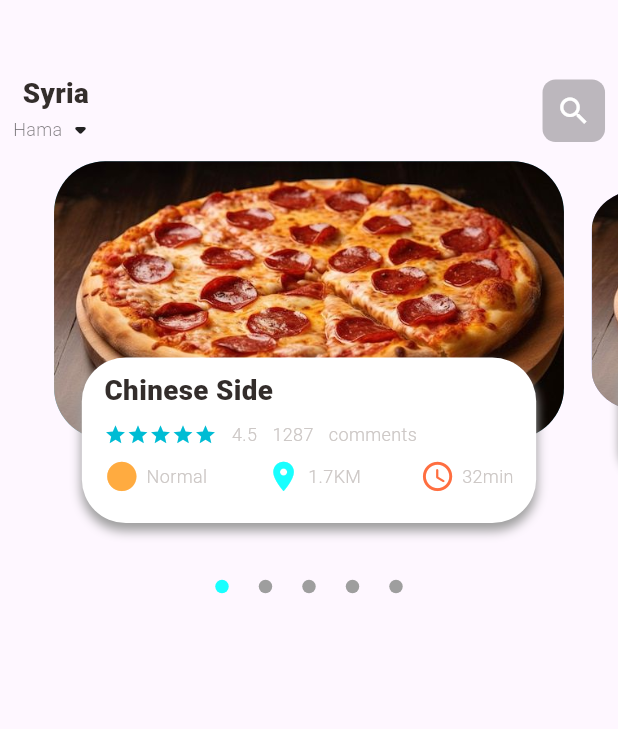
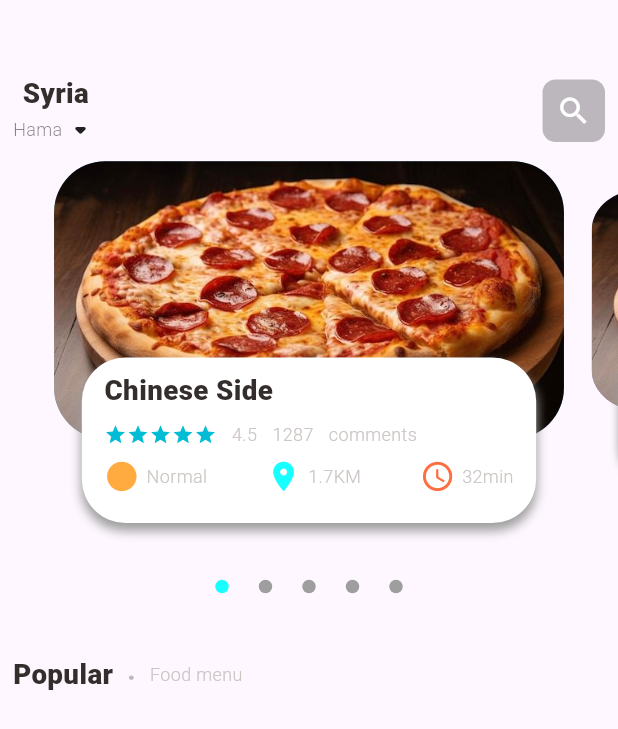
Before and after one commit to Kaser-slaiby/food_delivery, a Flutter app: the screen it shows after launch, on a phone screen of 412 x 824 dp. Shown: the top 729 px of the screen. Run offline on Flutter 3.47's test engine with Material 3 defaults, Android fonts, the phone set to English and light mode, and no system bars; drawn by our look-alikes of dots_indicator; our stand-ins replace get.

Commit message:
add popular text

```diff
--- a/lib/home/food_page_body.dart
+++ b/lib/home/food_page_body.dart
@@ -57,6 +57,35 @@ class _FoodPageBodyState extends State<FoodPageBody> {
           ),
         ),
         //Popular text
+        SizedBox(
+          height: Dimensions.height30,
+        ),
+        Container(
+          margin: EdgeInsets.only(left: Dimensions.width20),
+          child: Row(
+            crossAxisAlignment: CrossAxisAlignment.end,
+            children: [
+              BigText(text: "Popular"),
+              SizedBox(
+                width: Dimensions.width10,
+              ),
+              Container(
+                margin: const EdgeInsets.only(bottom: 3),
+                child: BigText(
+                  text: ".",
+                  color: Colors.black26,
+                ),
+              ),
+              SizedBox(
+                width: Dimensions.width10,
+              ),
+              Container(
+                margin: const EdgeInsets.only(bottom: 5),
+                child: SmallText(text: "Food menu"),
+              )
+            ],
+          ),
+        )
       ],
     );
   }
@@ -100,9 +129,10 @@ class _FoodPageBodyState extends State<FoodPageBody> {
         children: [
           Container(
             height: Dimensions.pageViewContainer,
-            margin: EdgeInsets.only(left: Dimensions.width10, right: Dimensions.width10),
+            margin: EdgeInsets.only(
+                left: Dimensions.width10, right: Dimensions.width10),
             decoration: BoxDecoration(
-                borderRadius: BorderRadius.circular(Dimensions.radius35 ),
+                borderRadius: BorderRadius.circular(Dimensions.radius35),
                 color: index.isEven ? Color(0xFF69c5df) : Color(0xFF9294cc),
                 image: DecorationImage(
                     fit: BoxFit.cover,
@@ -112,15 +142,18 @@ class _FoodPageBodyState extends State<FoodPageBody> {
             alignment: Alignment.bottomCenter,
             child: Container(
               height: Dimensions.pageViewTextContainer,
-              margin: EdgeInsets.only(left: Dimensions.width30, right: Dimensions.width30, bottom: Dimensions.height30),
+              margin: EdgeInsets.only(
+                  left: Dimensions.width30,
+                  right: Dimensions.width30,
+                  bottom: Dimensions.height30),
               decoration: BoxDecoration(
-                  borderRadius: BorderRadius.circular(Dimensions.radius30), color: Colors.white,
+                  borderRadius: BorderRadius.circular(Dimensions.radius30),
+                  color: Colors.white,
                   boxShadow: [
                     BoxShadow(
                         color: Colors.grey,
                         blurRadius: 5.0,
-                  offset: Offset(0,5)
-                ),
+                        offset: Offset(0, 5)),
                     // BoxShadow(
                     //     color: Colors.white,
                     //     offset: Offset(-5,0)
@@ -131,7 +164,8 @@ class _FoodPageBodyState extends State<FoodPageBody> {
                     // )
                   ]),
               child: Container(
-                padding: EdgeInsets.only(top: Dimensions.height15, left: 15, right: 15),
+                padding: EdgeInsets.only(
+                    top: Dimensions.height15, left: 15, right: 15),
                 child: Column(
                   crossAxisAlignment: CrossAxisAlignment.start,
                   children: [
```
Lines whose indentation alone changed are shown as unchanged.
